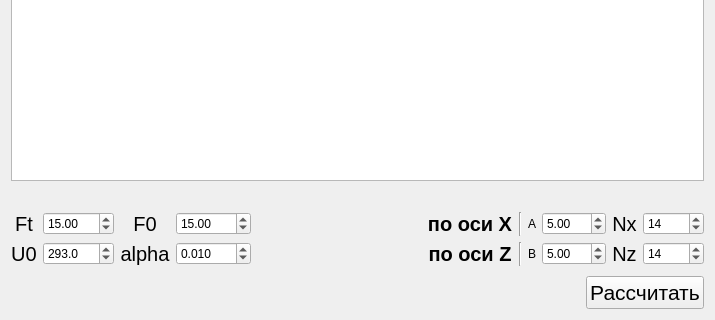
Above: mainwindow.ui from xammi/Gradov-Lab before the change; both pictures show x 0 to 715 and y 302 to 622 of the 715 by 622 pixel window. Below: the same form after it.
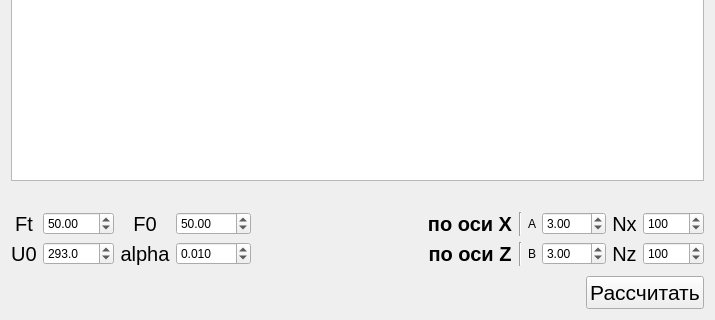
That is the form after the change.

Patch:
```diff
--- a/mainwindow.ui
+++ b/mainwindow.ui
@@ -82,7 +82,7 @@
            <double>999.990000000000009</double>
           </property>
           <property name="value">
-           <double>15.000000000000000</double>
+           <double>50.000000000000000</double>
           </property>
          </widget>
         </item>
@@ -153,7 +153,7 @@
            <double>999.990000000000009</double>
           </property>
           <property name="value">
-           <double>15.000000000000000</double>
+           <double>50.000000000000000</double>
           </property>
          </widget>
         </item>
@@ -253,7 +253,7 @@
            <double>999.990000000000009</double>
           </property>
           <property name="value">
-           <double>5.000000000000000</double>
+           <double>3.000000000000000</double>
           </property>
          </widget>
         </item>
@@ -263,7 +263,7 @@
            <number>10000</number>
           </property>
           <property name="value">
-           <number>14</number>
+           <number>100</number>
           </property>
          </widget>
         </item>
@@ -273,7 +273,7 @@
            <number>10000</number>
           </property>
           <property name="value">
-           <number>14</number>
+           <number>100</number>
           </property>
           <property name="displayIntegerBase">
            <number>10</number>
@@ -286,7 +286,7 @@
            <double>999.990000000000009</double>
           </property>
           <property name="value">
-           <double>5.000000000000000</double>
+           <double>3.000000000000000</double>
           </property>
          </widget>
         </item>
```
